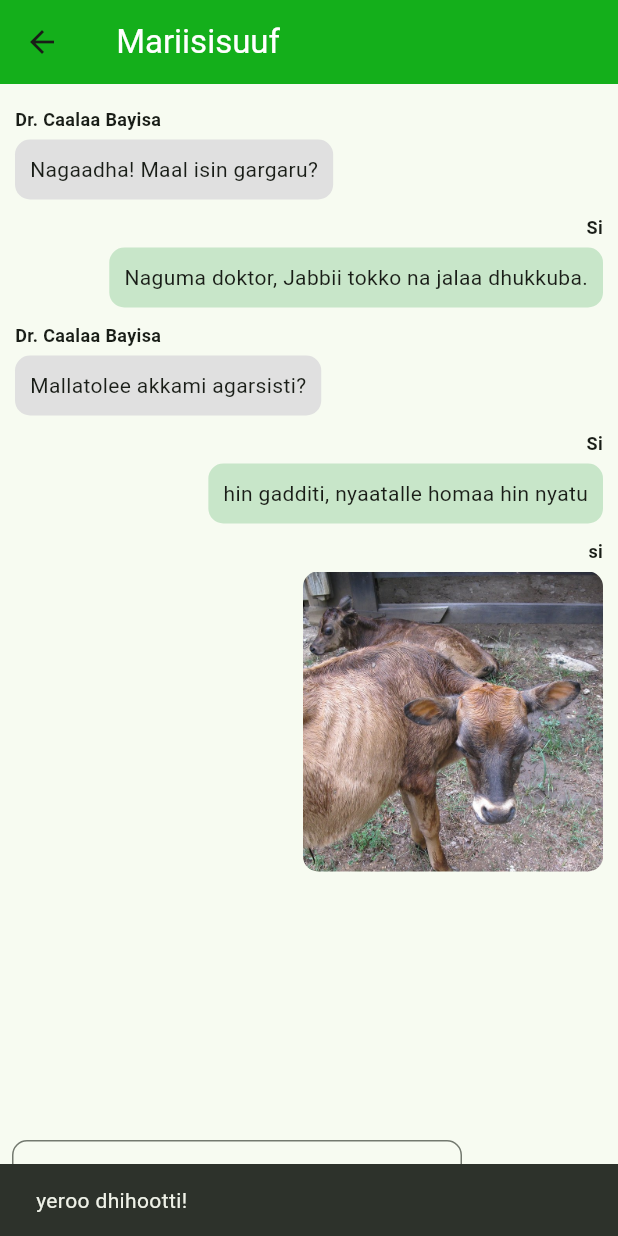
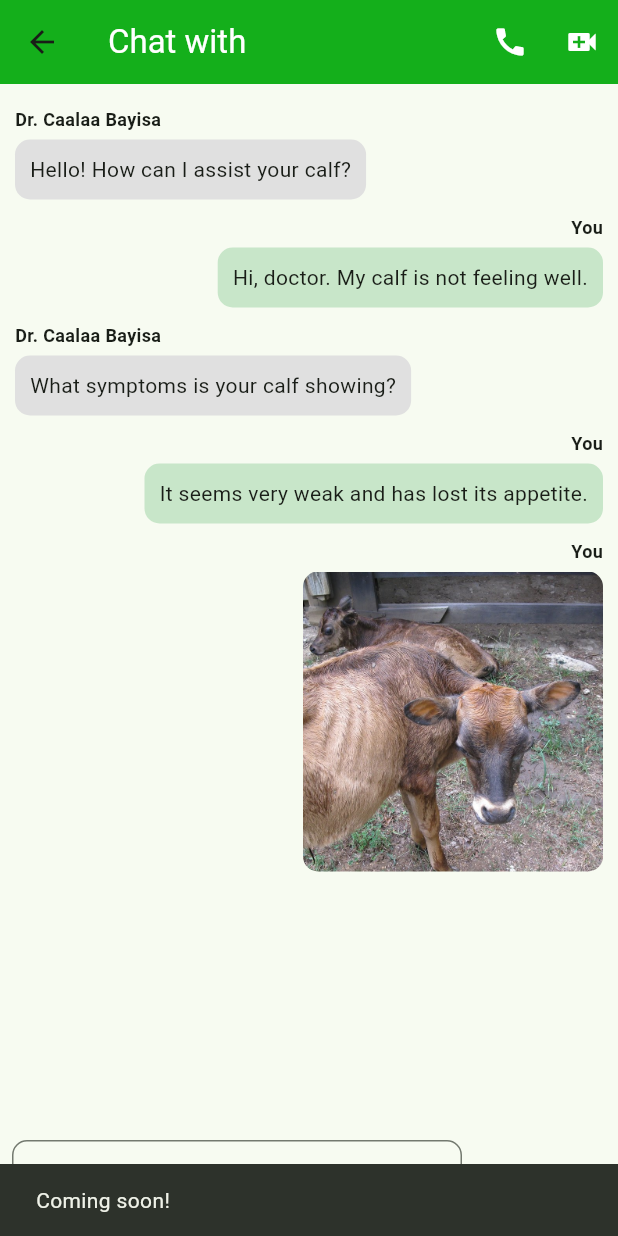
Before and after one commit to Firuol/seed, a Flutter app: the ChatWithDoctor screen opened directly with empty values, after a tap on the "attach file" icon, on a phone screen of 412 x 824 dp. Run offline on Flutter 3.47's test engine with Material 3 defaults, Android fonts, the light colour scheme and no system bars; our stand-ins replace curved_navigation_bar, google_fonts, percent_indicator, permission_handler, webview_flutter; missing offline and left inert: qr_code_scanner, webview_flutter_web.

Commit message:
call added

```diff
--- a/earlyvapp/lib/screens/chat.dart
+++ b/earlyvapp/lib/screens/chat.dart
@@ -1,7 +1,7 @@
 import 'package:flutter/material.dart';
 
 class ChatWithDoctor extends StatelessWidget {
-  final String doctorName; // Doctor's name passed from the previous page
+  final String doctorName; // Vet's name passed from the previous page
 
   const ChatWithDoctor({Key? key, required this.doctorName}) : super(key: key);
 
@@ -10,10 +10,30 @@ class ChatWithDoctor extends StatelessWidget {
     return Scaffold(
       appBar: AppBar(
         title: Text(
-          '$doctorName Mariisisuuf',
+          'Chat with $doctorName',
           style: const TextStyle(color: Colors.white),
         ),
         backgroundColor: Color(0xFF14AF1B),
+        actions: [
+          IconButton(
+            icon: const Icon(Icons.call, color: Colors.white),
+            onPressed: () {
+              // Call functionality (placeholder)
+              ScaffoldMessenger.of(context).showSnackBar(
+                const SnackBar(content: Text("Calling...")),
+              );
+            },
+          ),
+          IconButton(
+            icon: const Icon(Icons.video_call, color: Colors.white),
+            onPressed: () {
+              // Video call functionality (placeholder)
+              ScaffoldMessenger.of(context).showSnackBar(
+                const SnackBar(content: Text("Starting video call...")),
+              );
+            },
+          ),
+        ],
       ),
       body: Column(
         children: [
@@ -22,22 +42,22 @@ class ChatWithDoctor extends StatelessWidget {
             child: ListView(
               padding: const EdgeInsets.all(10),
               children: [
-                // Doctor's message
+                // Vet's message
                 const ChatBubble(
                     sender: "Dr. Caalaa Bayisa",
-                    message: "Nagaadha! Maal isin gargaru?"),
+                    message: "Hello! How can I assist your calf?"),
                 // User's message
                 const ChatBubble(
-                    sender: "Si",
-                    message: "Naguma doktor, Jabbii tokko na jalaa dhukkuba."),
-                // Doctor's message
+                    sender: "You",
+                    message: "Hi, doctor. My calf is not feeling well."),
+                // Vet's message
                 const ChatBubble(
                     sender: "Dr. Caalaa Bayisa",
-                    message: "Mallatolee akkami agarsisti?"),
+                    message: "What symptoms is your calf showing?"),
                 // User's message
                 const ChatBubble(
-                    sender: "Si",
-                    message: "hin gadditi, nyaatalle homaa hin nyatu"),
+                    sender: "You",
+                    message: "It seems very weak and has lost its appetite."),
                 // User sending a photo
                 Container(
                   margin: const EdgeInsets.symmetric(vertical: 5),
@@ -46,7 +66,7 @@ class ChatWithDoctor extends StatelessWidget {
                     crossAxisAlignment: CrossAxisAlignment.end,
                     children: [
                       const Text(
-                        "si",
+                        "You",
                         style: TextStyle(
                             fontWeight: FontWeight.bold, fontSize: 12),
                       ),
@@ -54,7 +74,7 @@ class ChatWithDoctor extends StatelessWidget {
                       ClipRRect(
                         borderRadius: BorderRadius.circular(10),
                         child: Image.asset(
-                          'assets/sick.jpg', // Replace with your photo path
+                          'assets/sick.jpg', // Replace with your calf's photo path
                           width: 200,
                           height: 200,
                           fit: BoxFit.cover,
@@ -74,7 +94,7 @@ class ChatWithDoctor extends StatelessWidget {
                 Expanded(
                   child: TextField(
                     decoration: InputDecoration(
-                      hintText: 'Ergaa Barreessu...',
+                      hintText: 'Type a message...',
                       border: OutlineInputBorder(
                         borderRadius: BorderRadius.circular(10),
                       ),
@@ -87,7 +107,7 @@ class ChatWithDoctor extends StatelessWidget {
                     // File upload logic (placeholder)
                     ScaffoldMessenger.of(context).showSnackBar(
                       const SnackBar(
-                        content: Text("yeroo dhihootti!"),
+                        content: Text("Coming soon!"),
                       ),
                     );
                   },
@@ -98,7 +118,7 @@ class ChatWithDoctor extends StatelessWidget {
                     // Message send logic (placeholder)
                     ScaffoldMessenger.of(context).showSnackBar(
                       const SnackBar(
-                        content: Text("Milkainan Ergameera!"),
+                        content: Text("Message sent successfully!"),
                       ),
                     );
                   },
@@ -126,7 +146,7 @@ class ChatBubble extends StatelessWidget {
       margin: const EdgeInsets.symmetric(vertical: 5),
       child: Column(
         crossAxisAlignment:
-            sender == "Si" ? CrossAxisAlignment.end : CrossAxisAlignment.start,
+            sender == "You" ? CrossAxisAlignment.end : CrossAxisAlignment.start,
         children: [
           Text(
             sender,
@@ -136,7 +156,7 @@ class ChatBubble extends StatelessWidget {
             padding: const EdgeInsets.all(10),
             margin: const EdgeInsets.only(top: 5),
             decoration: BoxDecoration(
-              color: sender == "Si" ? Colors.green[100] : Colors.grey[300],
+              color: sender == "You" ? Colors.green[100] : Colors.grey[300],
               borderRadius: BorderRadius.circular(10),
             ),
             child: Text(message),
```
